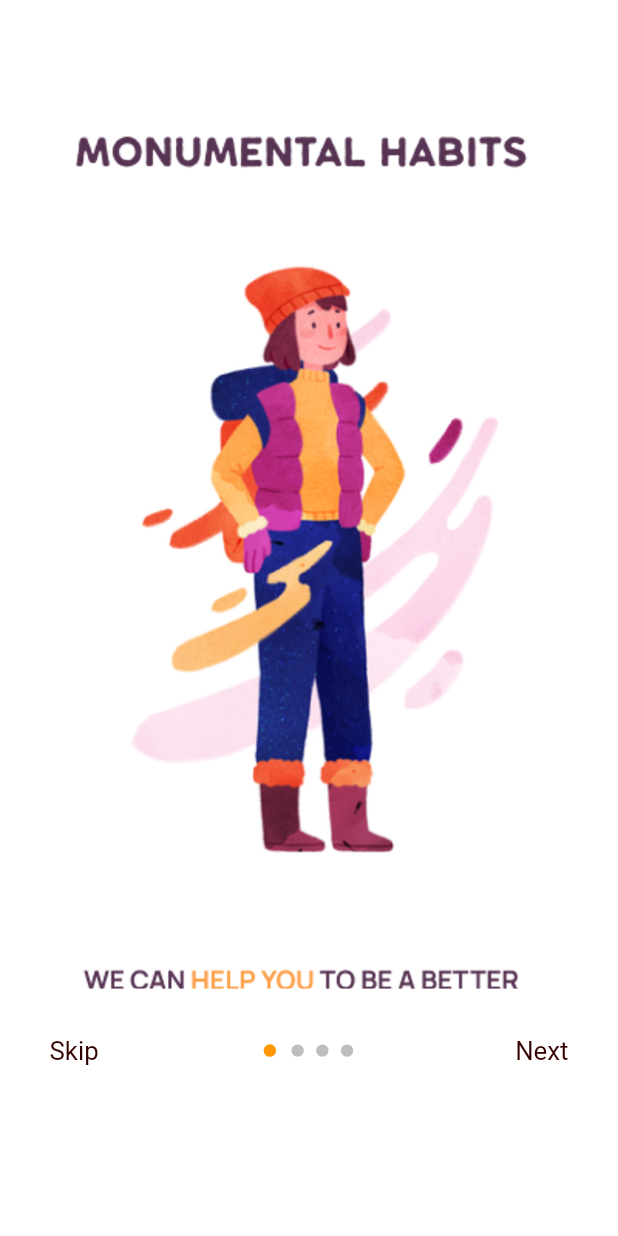
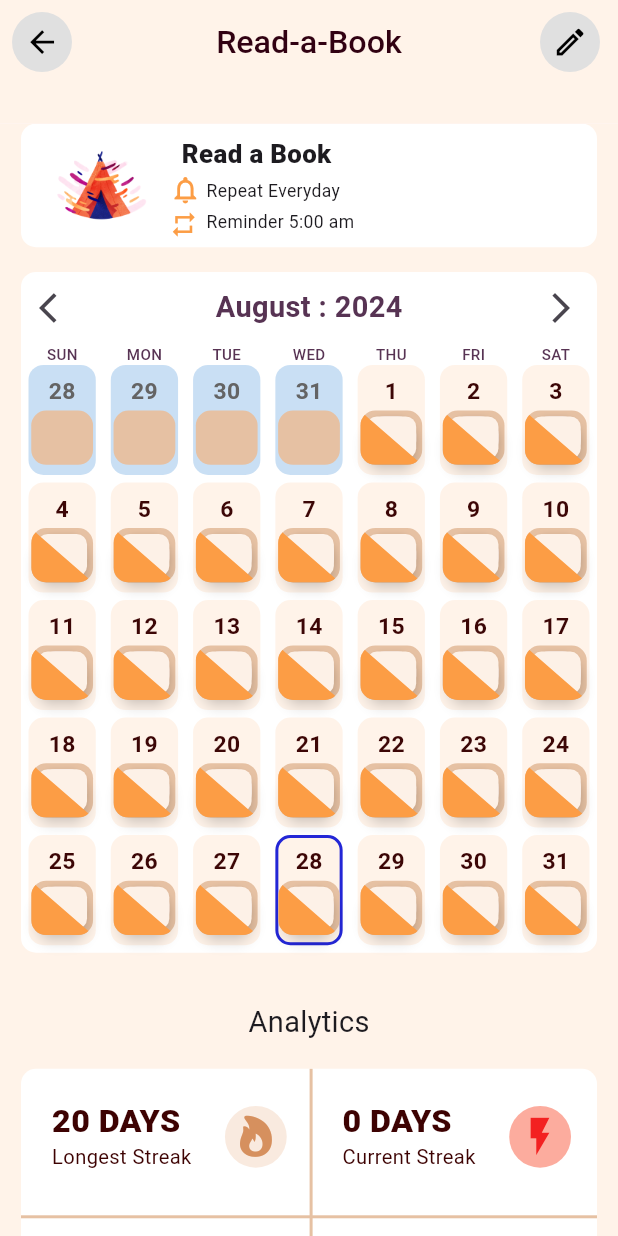
Before and after one commit to fahad686/habit_builder_app, a Flutter app: the screen it shows after launch, on a phone screen of 412 x 824 dp. Run offline on Flutter 3.47's test engine with Material 3 defaults, Android fonts, the phone set to English and light mode, and no system bars; drawn by our look-alikes of carousel_slider; our stand-ins replace dio, flutter_time_picker_spinner, get, responsive_sizer.

Commit message:
3rd commit

```diff
--- a/lib/Views/Auth/loginscreen.dart
+++ b/lib/Views/Auth/loginscreen.dart
@@ -19,17 +19,12 @@ class Login_Screen extends StatefulWidget {
 class _Login_ScreenState extends State<Login_Screen> {
   bool _isLoading = false;
   LogInController loginController = Get.put(LogInController());
-  // var isLogin = false.obs;
-
-  // TextEditingController emailController = TextEditingController();
-  // TextEditingController passwordController = TextEditingController();
 
   @override
   Widget build(BuildContext context) {
     return Container(
       height: 100.h,
       width: 100.w,
-      // color: Colors.lightBlue,
       child: SingleChildScrollView(
         child: Column(
           children: [
--- /dev/null
+++ b/lib/Views/HomeScreens/calendar.dart
@@ -0,0 +1,569 @@
+import 'package:flutter/cupertino.dart';
+import 'package:flutter/material.dart';
+import 'package:intl/intl.dart';
+import 'package:monumental_habits/Utiils/custom_btn.dart';
+import 'package:monumental_habits/Utiils/custom_container.dart';
+import 'package:responsive_sizer/responsive_sizer.dart';
+
+class CalendarView extends StatefulWidget {
+  const CalendarView({super.key});
+
+  @override
+  State<CalendarView> createState() => _CalendarViewState();
+}
+
+class _CalendarViewState extends State<CalendarView> {
+  DateTime _selectedMonth = DateTime.now(); // Track the selected month
+  bool _isLoading = false;
+  @override
+  Widget build(BuildContext context) {
+    // Last day of the selected month
+    DateTime lastDayOfMonth =
+        DateTime(_selectedMonth.year, _selectedMonth.month + 1, 0);
+
+    // List of all dates in the selected month
+    List<DateTime> monthDates = List.generate(
+      lastDayOfMonth.day,
+      (index) => DateTime(_selectedMonth.year, _selectedMonth.month, index + 1),
+    );
+
+    // Calculate dates to display from the previous month
+    DateTime firstDayOfMonth =
+        DateTime(_selectedMonth.year, _selectedMonth.month, 1);
+    int leadingEmptyDays = firstDayOfMonth.weekday % 7;
+    List<DateTime> previousMonthDates = List.generate(
+      leadingEmptyDays,
+      (index) =>
+          firstDayOfMonth.subtract(Duration(days: leadingEmptyDays - index)),
+    );
+
+    // Calculate dates to display from the next month
+    int trailingEmptyDays = (6 - lastDayOfMonth.weekday % 7) % 7;
+    List<DateTime> nextMonthDates = List.generate(
+      trailingEmptyDays,
+      (index) => lastDayOfMonth.add(Duration(days: index + 1)),
+    );
+
+    // Combine all dates to show in the calendar grid
+    List<DateTime> allDatesToDisplay = [
+      ...previousMonthDates,
+      ...monthDates,
+      ...nextMonthDates
+    ];
+
+    List<String> dayNames = ['SUN', 'MON', 'TUE', 'WED', 'THU', 'FRI', 'SAT'];
+
+    return Scaffold(
+      appBar: PreferredSize(
+        preferredSize: Size.fromHeight(10.h), // Set the height of the AppBar
+        child: AppBar(
+          foregroundColor: const Color.fromARGB(255, 42, 13, 157),
+          backgroundColor: const Color.fromARGB(255, 255, 243, 233),
+          title: Text(
+            "Read-a-Book",
+            style: TextStyle(
+              fontSize: 19.sp,
+              color: const Color.fromARGB(255, 49, 1, 18),
+              fontWeight: FontWeight.w500,
+            ),
+          ),
+          centerTitle: true,
+          leading: Container(
+            margin: const EdgeInsets.all(8.0), // Adjust margin as needed
+            decoration: BoxDecoration(
+              shape: BoxShape.circle,
+              color: Colors.grey[300],
+            ),
+            child: IconButton(
+              icon: Icon(
+                Icons.arrow_back,
+                size: 20.sp,
+                color: Colors.black,
+              ),
+              onPressed: () {},
+            ),
+          ),
+          actions: [
+            Container(
+              margin: const EdgeInsets.all(8.0), // Adjust margin as needed
+              decoration: BoxDecoration(
+                shape: BoxShape.circle,
+                color: Colors.grey[300],
+              ),
+              child: IconButton(
+                icon: Icon(
+                  Icons.edit_outlined,
+                  size: 20.sp,
+                  color: Colors.black,
+                ),
+                onPressed: () {},
+              ),
+            ),
+          ],
+        ),
+      ),
+      body: Container(
+        height: 100.h,
+        width: 100.w,
+        color: const Color.fromARGB(255, 255, 243, 233),
+        child: Padding(
+          padding: const EdgeInsets.only(left: 14, right: 14),
+          child: SingleChildScrollView(
+            child: Column(
+              children: [
+                Container(
+                    height: 10.h,
+                    width: 100.w,
+                    decoration: BoxDecoration(
+                      color: Colors.white,
+                      borderRadius: BorderRadius.circular(10),
+                    ),
+                    child: Stack(
+                      children: [
+                        Positioned(
+                            top: 1.h,
+                            left: 5.w,
+                            child: Container(
+                              height: 8.h,
+                              width: 16.w,
+                              decoration: BoxDecoration(
+                                borderRadius: BorderRadius.circular(10),
+                              ),
+                              child: const Image(
+                                image: AssetImage("images/homeicon.png"),
+                                //fit: BoxFit.fill,
+                              ),
+                            )),
+                        Positioned(
+                          top: 1.h,
+                          left: 26.w,
+                          child: Text(
+                            "Read a Book",
+                            style: TextStyle(
+                              fontSize: 17.sp,
+                              fontWeight: FontWeight.w800,
+                            ),
+                          ),
+                        ),
+                        Positioned(
+                            top: 4.h,
+                            left: 24.w,
+                            child: Icon(
+                              Icons.notifications_outlined,
+                              size: 19.sp,
+                              color: const Color.fromARGB(255, 252, 157, 69),
+                            )),
+                        Positioned(
+                          top: 4.5.h,
+                          left: 30.w,
+                          child: Text(
+                            "Repeat Everyday",
+                            style: TextStyle(
+                              fontSize: 14.sp,
+                              fontWeight: FontWeight.w400,
+                            ),
+                          ),
+                        ),
+                        Positioned(
+                            top: 7.h,
+                            left: 24.w,
+                            child: Icon(
+                              Icons.repeat_outlined,
+                              size: 18.sp,
+                              color: const Color.fromARGB(255, 252, 157, 69),
+                            )),
+                        Positioned(
+                          top: 7.h,
+                          left: 30.w,
+                          child: Text(
+                            "Reminder 5:00 am",
+                            style: TextStyle(
+                              fontSize: 14.sp,
+                              fontWeight: FontWeight.w400,
+                            ),
+                          ),
+                        ),
+                      ],
+                    )),
+                SizedBox(
+                  height: 2.h,
+                ),
+                Container(
+                  decoration: const BoxDecoration(
+                    color: Color.fromARGB(255, 255, 255, 255),
+                    borderRadius: BorderRadius.only(
+                      topLeft: Radius.circular(10),
+                      topRight: Radius.circular(10),
+                    ),
+                  ),
+                  child: Column(
+                    children: [
+                      Row(
+                        mainAxisAlignment: MainAxisAlignment.spaceBetween,
+                        children: [
+                          IconButton(
+                            icon: const Icon(Icons.arrow_back_ios),
+                            onPressed: () {
+                              setState(() {
+                                // Move to the previous month
+                                _selectedMonth = DateTime(_selectedMonth.year,
+                                    _selectedMonth.month - 1);
+                              });
+                            },
+                          ),
+                          Text(
+                            DateFormat('MMMM : yyyy').format(_selectedMonth),
+                            style: TextStyle(
+                              fontSize: 18.sp,
+                              fontWeight: FontWeight.w600,
+                              color: const Color.fromARGB(255, 87, 51, 83),
+                            ),
+                          ),
+                          IconButton(
+                            icon: const Icon(Icons.arrow_forward_ios),
+                            onPressed: () {
+                              setState(() {
+                                // Move to the next month
+                                _selectedMonth = DateTime(_selectedMonth.year,
+                                    _selectedMonth.month + 1);
+                              });
+                            },
+                          ),
+                        ],
+                      ),
+                      Row(
+                        mainAxisAlignment: MainAxisAlignment.spaceBetween,
+                        children: dayNames
+                            .map(
+                              (day) => Expanded(
+                                child: Center(
+                                  child: Text(
+                                    day,
+                                    style: TextStyle(
+                                      fontSize: 13.sp,
+                                      fontWeight: FontWeight.w500,
+                                      color:
+                                          const Color.fromARGB(255, 87, 51, 83),
+                                    ),
+                                  ),
+                                ),
+                              ),
+                            )
+                            .toList(),
+                      ),
+                    ],
+                  ),
+                ),
+                Container(
+                  decoration: const BoxDecoration(
+                      color: Colors.white,
+                      borderRadius: BorderRadius.only(
+                        bottomLeft: Radius.circular(10),
+                        bottomRight: Radius.circular(10),
+                      )),
+                  child: GridView.builder(
+                    shrinkWrap: true,
+                    physics: const NeverScrollableScrollPhysics(),
+                    gridDelegate:
+                        const SliverGridDelegateWithFixedCrossAxisCount(
+                      crossAxisCount: 7,
+                      childAspectRatio: 0.7,
+                    ),
+                    itemCount: allDatesToDisplay.length,
+                    itemBuilder: (context, index) {
+                      DateTime date = allDatesToDisplay[index];
+                      String dayNumber = DateFormat('d').format(date);
+                      bool isToday = DateUtils.isSameDay(date, DateTime.now());
+                      bool isCurrentMonth = date.month == _selectedMonth.month;
+
+                      return Padding(
+                        padding:
+                            const EdgeInsets.only(left: 5, right: 5, bottom: 5),
+                        child: Container(
+                          decoration: BoxDecoration(
+                            color: isCurrentMonth
+                                ? const Color.fromARGB(255, 255, 243, 233)
+                                : const Color.fromARGB(255, 201, 223, 244),
+                            borderRadius: BorderRadius.circular(10),
+                            border: isToday
+                                ? Border.all(
+                                    color:
+                                        const Color.fromARGB(255, 35, 38, 214),
+                                    width: 2,
+                                  )
+                                : null,
+                          ),
+                          child: Column(
+                            mainAxisAlignment: MainAxisAlignment.center,
+                            children: [
+                              Text(
+                                dayNumber,
+                                style: TextStyle(
+                                  color: isCurrentMonth
+                                      ? const Color.fromARGB(255, 60, 6, 6)
+                                      : const Color.fromARGB(
+                                          255, 100, 100, 100),
+                                  fontSize: 16.sp,
+                                  fontWeight: FontWeight.w600,
+                                ),
+                              ),
+                              SizedBox(height: 0.2.h),
+                              isCurrentMonth
+                                  ? Container(
+                                      height: 4.4.h,
+                                      width: 10.w,
+                                      decoration: BoxDecoration(
+                                        color: const Color.fromARGB(
+                                            255, 230, 193, 163),
+                                        borderRadius: BorderRadius.circular(10),
+                                      ),
+                                      child:
+                                          const CustomContainer(opacity: 0.5),
+                                    )
+                                  : Container(
+                                      height: 4.4.h,
+                                      width: 10.w,
+                                      decoration: BoxDecoration(
+                                        color: const Color.fromARGB(
+                                            255, 230, 193, 163),
+                                        borderRadius: BorderRadius.circular(10),
+                                      ),
+                                    ), // Empty container for non-current month dates
+                            ],
+                          ),
+                        ),
+                      );
+                    },
+                  ),
+                ),
+                SizedBox(
+                  height: 4.h,
+                ),
+                Text(
+                  "Analytics",
+                  style: TextStyle(
+                    fontSize: 18.sp,
+                    fontWeight: FontWeight.w400,
+                  ),
+                ),
+                SizedBox(
+                  height: 2.h,
+                ),
+                Container(
+                  height: 24.h,
+                  width: 100.w,
+                  decoration: BoxDecoration(
+                    color: Colors.white,
+                    borderRadius: BorderRadius.circular(10),
+                  ),
+                  child: Stack(
+                    children: [
+                      Positioned(
+                        top: 11.h,
+                        left: 0,
+                        right: 0,
+                        child: const Divider(
+                          thickness: 2,
+                          color: const Color.fromARGB(255, 230, 193, 163),
+                        ),
+                      ),
+                      Positioned(
+                        left: 45.w,
+                        top: 0,
+                        bottom: 0,
+                        child: const VerticalDivider(
+                          thickness: 2,
+                          color: const Color.fromARGB(255, 230, 193, 163),
+                        ),
+                      ),
+                      //1st
+                      Positioned(
+                        top: 2.3.h,
+                        left: 5.w,
+                        child: Text(
+                          "20 DAYS",
+                          style: TextStyle(
+                            fontSize: 19.sp,
+                            color: Color.fromARGB(255, 61, 2, 2),
+                            fontWeight: FontWeight.w900,
+                          ),
+                        ),
+                      ),
+                      Positioned(
+                        top: 6.h,
+                        left: 5.w,
+                        child: Text(
+                          "Longest Streak",
+                          style: TextStyle(
+                            fontSize: 15.sp,
+                            color: Color.fromARGB(255, 61, 2, 2),
+                            fontWeight: FontWeight.w400,
+                          ),
+                        ),
+                      ),
+                      Positioned(
+                        top: 3.h,
+                        left: 32.w,
+                        child: Container(
+                          height: 5.h,
+                          width: 12.w,
+                          decoration: BoxDecoration(
+                              color: Color.fromARGB(255, 249, 234, 223),
+                              shape: BoxShape.circle),
+                          child: Icon(
+                            CupertinoIcons.flame_fill,
+                            color: Color.fromARGB(255, 214, 144, 94),
+                            size: 30.0,
+                          ),
+                        ),
+                      ),
+
+                      ///2nd
+                      Positioned(
+                        top: 2.3.h,
+                        left: 52.w,
+                        child: Text(
+                          "0 DAYS",
+                          style: TextStyle(
+                            fontSize: 19.sp,
+                            color: Color.fromARGB(255, 61, 2, 2),
+                            fontWeight: FontWeight.w900,
+                          ),
+                        ),
+                      ),
+                      Positioned(
+                        top: 6.h,
+                        left: 52.w,
+                        child: Text(
+                          "Current Streak",
+                          style: TextStyle(
+                            color: Color.fromARGB(255, 61, 2, 2),
+                            fontSize: 15.sp,
+                            fontWeight: FontWeight.w400,
+                          ),
+                        ),
+                      ),
+                      Positioned(
+                        top: 3.h,
+                        left: 78.w,
+                        child: Container(
+                          height: 5.h,
+                          width: 12.w,
+                          decoration: BoxDecoration(
+                              color: Color.fromARGB(255, 252, 172, 158),
+                              shape: BoxShape.circle),
+                          child: Icon(
+                            Icons.flash_on,
+                            color: const Color.fromARGB(255, 243, 33, 33),
+                            size: 30.0,
+                          ),
+                        ),
+                      ),
+
+                      ///3rd
+                      Positioned(
+                        top: 14.h,
+                        left: 5.w,
+                        child: Text(
+                          "20 DAYS",
+                          style: TextStyle(
+                            fontSize: 19.sp,
+                            color: Color.fromARGB(255, 61, 2, 2),
+                            fontWeight: FontWeight.w900,
+                          ),
+                        ),
+                      ),
+                      Positioned(
+                        top: 18.h,
+                        left: 5.w,
+                        child: Text(
+                          "Longest Street",
+                          style: TextStyle(
+                            color: Color.fromARGB(255, 61, 2, 2),
+                            fontSize: 15.sp,
+                            fontWeight: FontWeight.w400,
+                          ),
+                        ),
+                      ),
+                      Positioned(
+                        top: 15.h,
+                        left: 32.w,
+                        child: Container(
+                          height: 5.h,
+                          width: 12.w,
+                          decoration: BoxDecoration(
+                              color: Color.fromARGB(255, 167, 212, 249),
+                              shape: BoxShape.circle),
+                          child: Icon(
+                            CupertinoIcons.chart_bar_alt_fill,
+                            color: Colors.blue,
+                            size: 30.0,
+                          ),
+                        ),
+                      ),
+                      //4th
+                      Positioned(
+                        top: 14.h,
+                        left: 52.w,
+                        child: Text(
+                          "20 DAYS",
+                          style: TextStyle(
+                            fontSize: 19.sp,
+                            color: Color.fromARGB(255, 61, 2, 2),
+                            fontWeight: FontWeight.w900,
+                          ),
+                        ),
+                      ),
+                      Positioned(
+                        top: 18.h,
+                        left: 52.w,
+                        child: Text(
+                          "Longest Street",
+                          style: TextStyle(
+                            fontSize: 15.sp,
+                            color: Color.fromARGB(255, 61, 2, 2),
+                            fontWeight: FontWeight.w400,
+                          ),
+                        ),
+                      ),
+                      Positioned(
+                          top: 15.h,
+                          left: 78.w,
+                          child: Container(
+                            height: 5.h,
+                            width: 12.w,
+                            decoration: BoxDecoration(
+                                color: Color.fromARGB(255, 186, 77, 52),
+                                shape: BoxShape.circle),
+                            child: Icon(
+                              Icons.eco,
+                              color: Color.fromARGB(255, 61, 2, 2),
+                              size: 30.0,
+                            ),
+                          )),
+                    ],
+                  ),
+                ),
+                SizedBox(
+                  height: 2.h,
+                ),
+                CustomButton(
+                    text: "Mark Habit as Complete",
+                    onPressed: () {},
+                    isLoading: _isLoading),
+                CustomButton(
+                    buttonColor: Colors.white,
+                    text: "Mark Habit as Missed",
+                    onPressed: () {},
+                    isLoading: _isLoading),
+                SizedBox(
+                  height: 8.h,
+                ),
+              ],
+            ),
+          ),
+        ),
+      ),
+    );
+  }
+}
--- a/lib/main.dart
+++ b/lib/main.dart
@@ -1,6 +1,7 @@
 import 'package:flutter/material.dart';
 import 'package:get/get_navigation/src/root/get_material_app.dart';
 import 'package:monumental_habits/Views/Auth/splash_screen.dart';
+import 'package:monumental_habits/Views/HomeScreens/calendar.dart';
 import 'package:responsive_sizer/responsive_sizer.dart';
 
 void main() {
@@ -20,7 +21,8 @@ class MyApp extends StatelessWidget {
           colorScheme: ColorScheme.fromSeed(seedColor: Colors.deepPurple),
           useMaterial3: true,
         ),
-        home: Splash_Screen(),
+        home: CalendarView(),
+        //Splash_Screen(),
       );
     });
   }
--- a/pubspec.yaml
+++ b/pubspec.yaml
@@ -34,7 +34,7 @@ dependencies:
 
   # The following adds the Cupertino Icons font to your application.
   # Use with the CupertinoIcons class for iOS style icons.
-  cupertino_icons: ^1.0.6
+  cupertino_icons:
   responsive_sizer:
   carousel_slider: ^4.0.0
   get:
```
